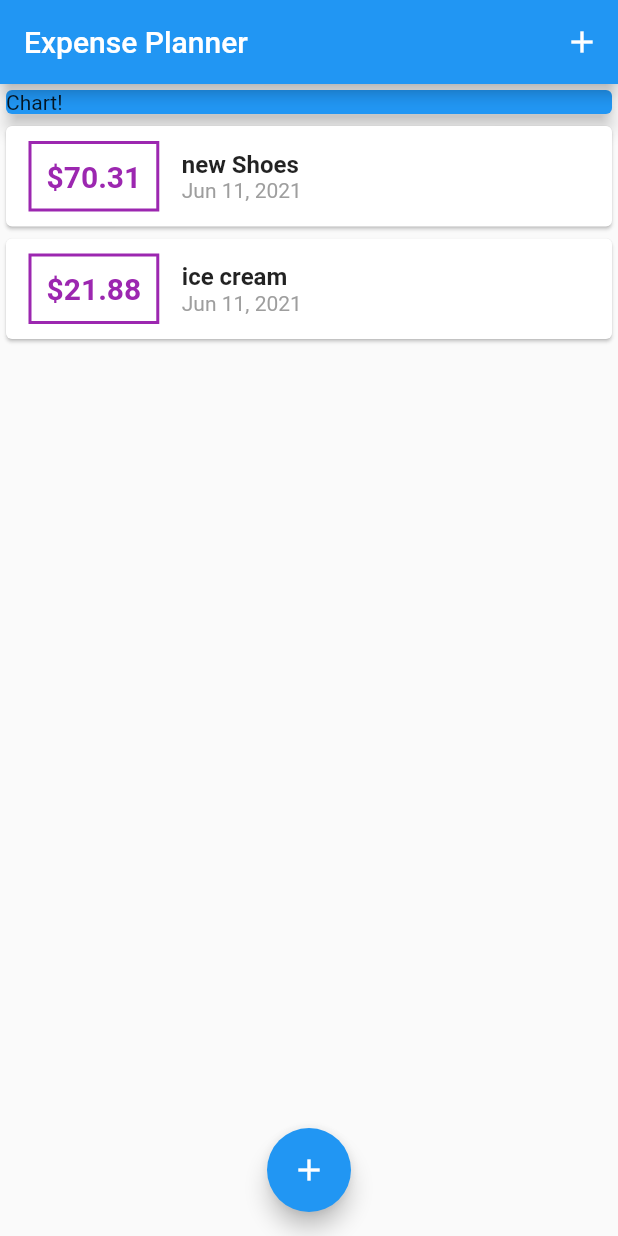
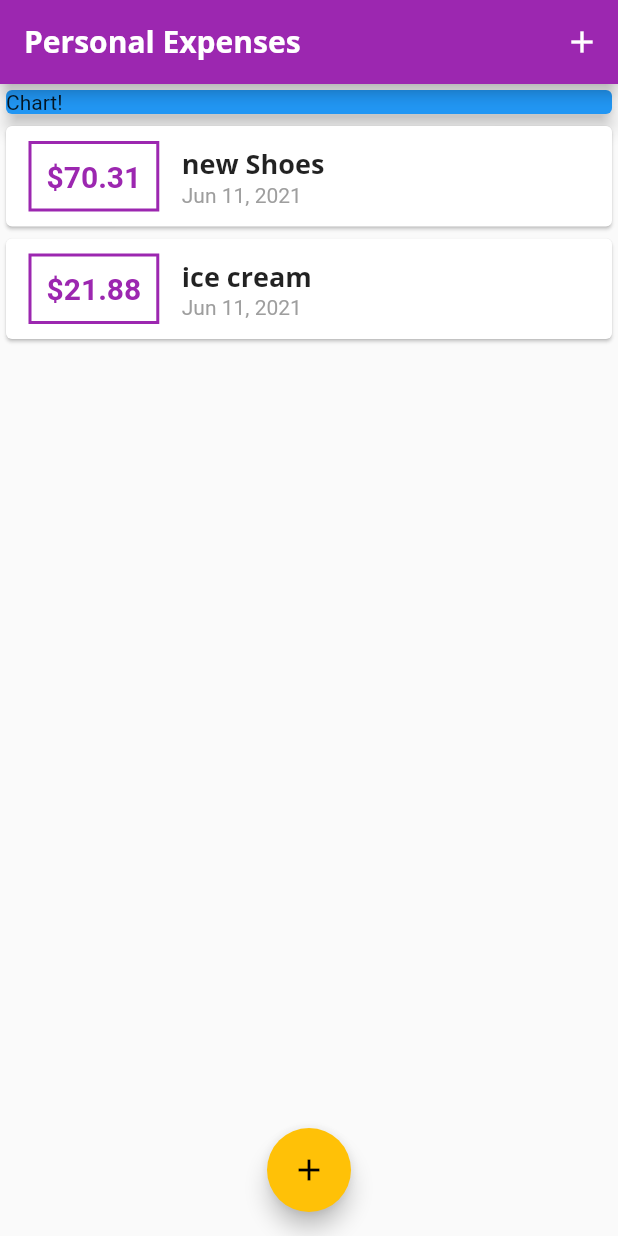
Before and after one commit to jamil-qn/expense-planner-flutter-app, a Flutter app: the screen it shows after launch, on a phone screen of 412 x 824 dp. Run offline on Flutter 3.47's test engine with Material 2 defaults, Android fonts, the phone set to English and light mode, and no system bars.

Commit message:
add custom fonts and color by theme

```diff
--- a/lib/main.dart
+++ b/lib/main.dart
@@ -9,7 +9,24 @@ class MyApp extends StatelessWidget {
   @override
   Widget build(BuildContext context) {
     return MaterialApp(
-      title: 'Flutter App',
+      debugShowCheckedModeBanner: false,
+      title: 'Personal Expenses',
+      theme: ThemeData(
+          primarySwatch: Colors.purple, //add custom theme for all app
+          accentColor: Colors.amber, //add custom theme for floatButton
+          fontFamily: 'Quicksand',
+          textTheme: ThemeData.light().textTheme.copyWith( //add custom font for all title
+              title: TextStyle(
+                  fontFamily: 'OpenSans',
+                  fontWeight: FontWeight.bold,
+                  fontSize: 18)),
+          appBarTheme: AppBarTheme( //add custom font for title appbar
+              textTheme: ThemeData.light().textTheme.copyWith(
+                    title: TextStyle(
+                        fontFamily: 'OpenSans',
+                        fontSize: 20,
+                        fontWeight: FontWeight.bold),
+                  ))),
       home: MyHomePage(),
     );
   }
@@ -58,7 +75,9 @@ class _MyHomePageState extends State<MyHomePage> {
   Widget build(BuildContext context) {
     return Scaffold(
       appBar: AppBar(
-        title: Text('Expense Planner'),
+        title: Text(
+          'Personal Expenses',
+        ),
         actions: [
           IconButton(
             onPressed: () => _startAddNewTransaction(context),
--- a/lib/widgets/transaction_list.dart
+++ b/lib/widgets/transaction_list.dart
@@ -18,14 +18,15 @@ class TransactionList extends StatelessWidget {
                 Container(
                     margin: EdgeInsets.symmetric(vertical: 10, horizontal: 15),
                     decoration: BoxDecoration(
-                        border: Border.all(color: Colors.purple, width: 2)),
+                        border: Border.all(
+                            color: Theme.of(context).primaryColor, width: 2)),
                     padding: EdgeInsets.all(10),
                     child: Text(
                       '\$${transactions[index].amount.toStringAsFixed(2)}',
                       style: TextStyle(
                           fontWeight: FontWeight.bold,
                           fontSize: 20,
-                          color: Colors.purple),
+                          color: Theme.of(context).primaryColor), //use custom theme color
                     )),
                 Column(
                   crossAxisAlignment: CrossAxisAlignment.start,
@@ -33,7 +34,10 @@ class TransactionList extends StatelessWidget {
                     Text(
                       transactions[index].title,
                       style:
-                          TextStyle(fontSize: 16, fontWeight: FontWeight.bold),
+                          // TextStyle(fontSize: 16, fontWeight: FontWeight.bold),
+                          Theme.of(context)
+                              .textTheme
+                              .title, //refrense custom font from configue font
                     ),
                     Text(
                       DateFormat.yMMMd().format(transactions[index].date),
--- a/lib/widgets/user_transaction.dart
+++ b/lib/widgets/user_transaction.dart
@@ -1,7 +1,7 @@
 import 'package:flutter/material.dart';
-import './transaction_list.dart';
-import './new_transaction.dart';
-import '../models/transaction.dart';
+// import './transaction_list.dart';
+// import './new_transaction.dart';
+// import '../models/transaction.dart';
 
 class UserTransaction extends StatefulWidget {
   @override
```
Also changed, not shown: pubspec.yaml (+11 -6 lines), assets/fonts/OpenSans-Bold.ttf (added), assets/fonts/OpenSans-Regular.ttf (added), assets/fonts/Quicksand-Bold.ttf (added), assets/fonts/Quicksand-Light.ttf (added), assets/fonts/Quicksand-Medium.ttf (added), assets/fonts/Quicksand-Regular.ttf (added).
